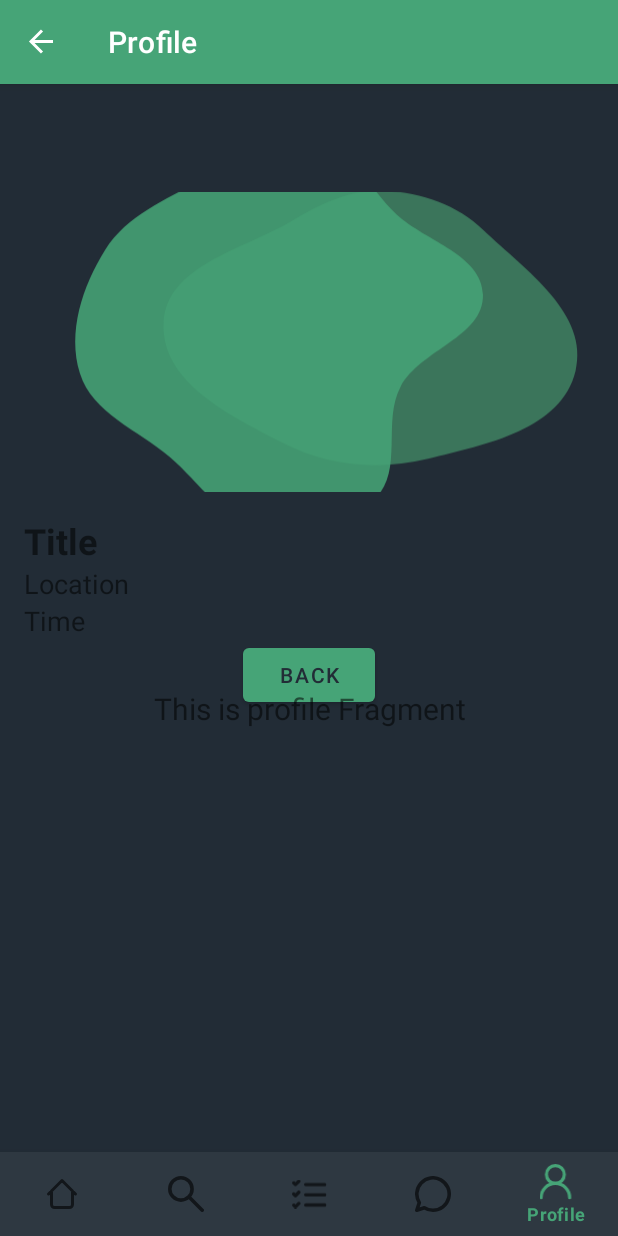
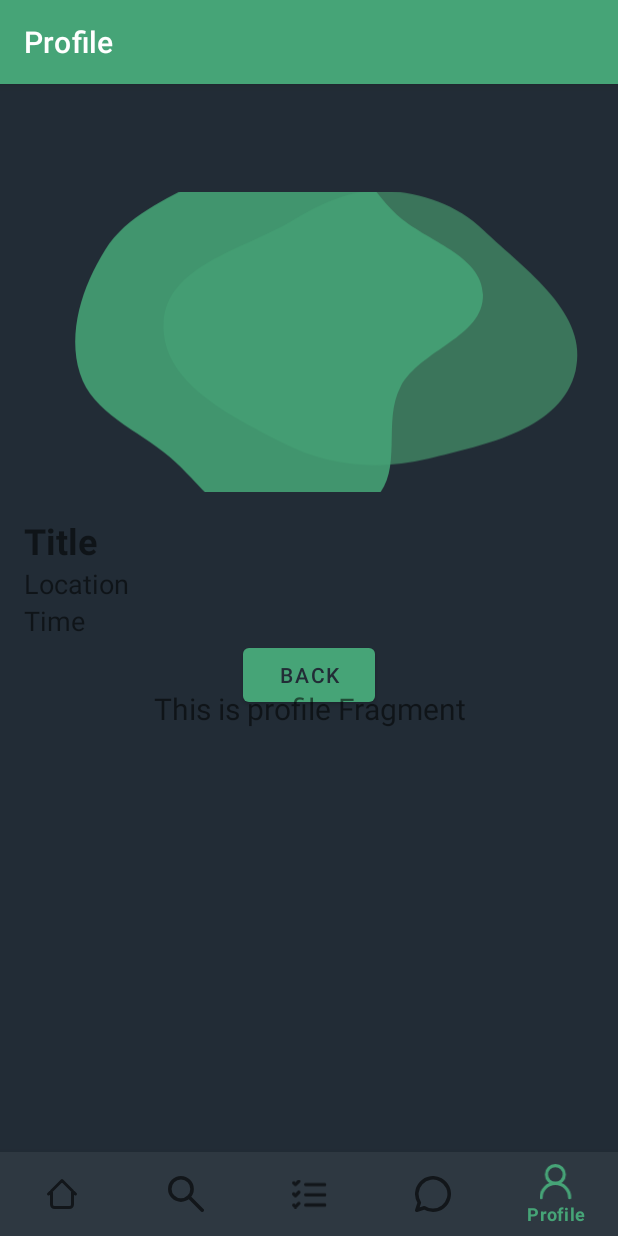
Before and after one commit to jsemaljaa/itu23-lsm, an Android app: the fragment TaskDetailsFragment placed in its activity, item 5 of the bottom bar chosen, on a phone screen of 412 x 824 dp. Run offline under Robolectric (Android 15) with nearby library versions, the light colour scheme and no system bars; our stand-ins replace Firebase (no records; nobody signed in at launch, a user with empty details on screens opened directly), navigation-ui.

Commit message:
fix taskbar

```diff
--- a/app/src/main/java/com/itu/lsm/MainActivity.kt
+++ b/app/src/main/java/com/itu/lsm/MainActivity.kt
@@ -39,7 +39,7 @@ class MainActivity : AppCompatActivity() {
         // Passing each menu ID as a set of Ids because each
         // menu should be considered as top level destinations.
         val appBarConfiguration = AppBarConfiguration(setOf(
-                R.id.navigation_home, R.id.navigation_tasks, R.id.navigation_tasks, R.id.navigation_search, R.id.navigation_messages))
+                R.id.navigation_home, R.id.navigation_search, R.id.navigation_tasks, R.id.navigation_messages, R.id.navigation_profile))
         setupActionBarWithNavController(navController, appBarConfiguration)
         navView.setupWithNavController(navController)
 
--- a/app/src/main/java/com/itu/lsm/ui/tasks/TasksFragment.kt
+++ b/app/src/main/java/com/itu/lsm/ui/tasks/TasksFragment.kt
@@ -59,11 +59,9 @@ class TasksFragment : Fragment(), TaskBigAdapter.OnTaskClickListener {
         val taskDetailsFragment = TaskDetailsFragment.newInstance(task)
         requireActivity().supportFragmentManager.beginTransaction().apply {
             // Replace the current fragment with the TaskDetailsFragment
-            replace(R.id.container, taskDetailsFragment)
+            replace(R.id.nav_host_fragment_activity_main, taskDetailsFragment)
 
-            // Add this transaction to the back stack. This allows users to navigate back to the task list
             addToBackStack("taskDetails")
-
             commit()
         }
     }
--- a/app/src/main/res/layout/activity_main.xml
+++ b/app/src/main/res/layout/activity_main.xml
@@ -1,5 +1,8 @@
 <?xml version="1.0" encoding="utf-8"?>
-<androidx.constraintlayout.widget.ConstraintLayout xmlns:android="http://schemas.android.com/apk/res/android"
+
+
+<androidx.constraintlayout.widget.ConstraintLayout
+    xmlns:android="http://schemas.android.com/apk/res/android"
     xmlns:app="http://schemas.android.com/apk/res-auto"
     android:id="@+id/container"
     android:layout_width="match_parent"
@@ -21,6 +24,11 @@
         app:menu="@menu/bottom_nav_menu" >
 
     </com.google.android.material.bottomnavigation.BottomNavigationView>
+    <androidx.core.widget.NestedScrollView
+        android:layout_width="match_parent"
+        android:layout_height="match_parent"
+        android:fillViewport="true"
+        android:background="@color/background">
 
     <fragment
         android:id="@+id/nav_host_fragment_activity_main"
@@ -33,5 +41,6 @@
         app:layout_constraintStart_toStartOf="parent"
         app:layout_constraintTop_toTopOf="parent"
         app:navGraph="@navigation/mobile_navigation" />
+    </androidx.core.widget.NestedScrollView>
 
 </androidx.constraintlayout.widget.ConstraintLayout>
--- a/app/src/main/res/layout/fragment_task_details.xml
+++ b/app/src/main/res/layout/fragment_task_details.xml
@@ -3,7 +3,8 @@
     xmlns:app="http://schemas.android.com/apk/res-auto"
     android:layout_width="match_parent"
     android:layout_height="match_parent"
-    android:padding="16dp">
+    android:padding="16dp"
+    android:background="@color/background">
 
     <ImageView
         android:id="@+id/ivDetailImage"
```
Also changed, not shown: app/src/main/res/layout/fragment_home.xml (+3 -8 lines), app/src/main/res/layout/fragment_tasks.xml (+3 -10 lines).
